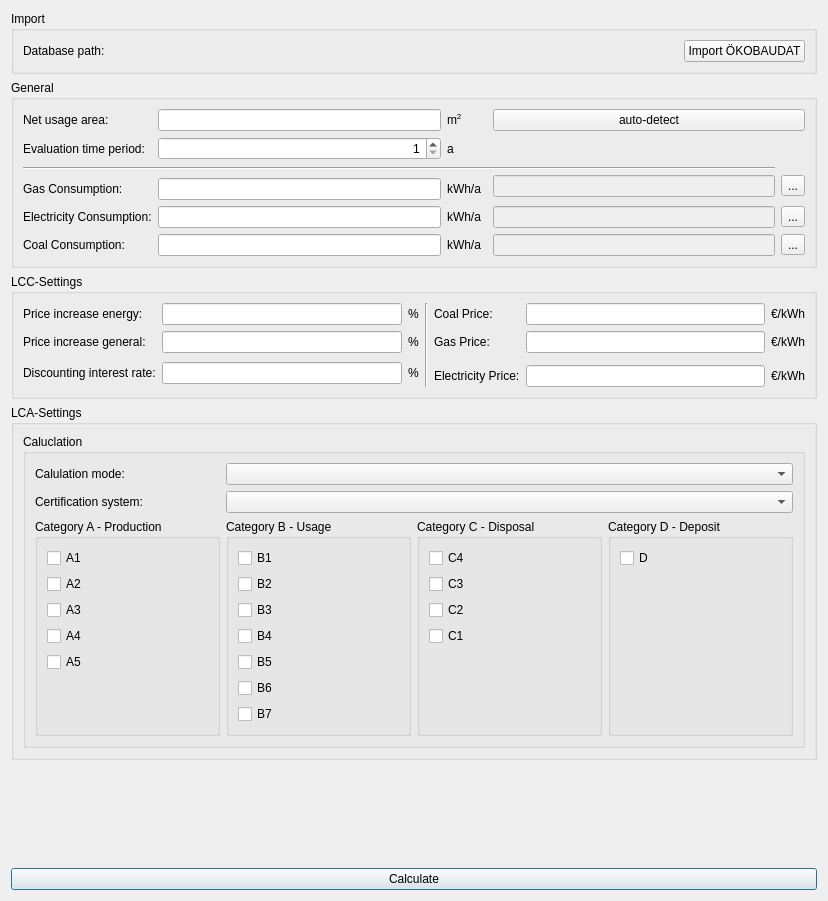
Above: SIM-VICUS/src/SVLcaLccSettingsDialog.ui from ghorwin/SIM-VICUS before the change. Below: the same form after it.
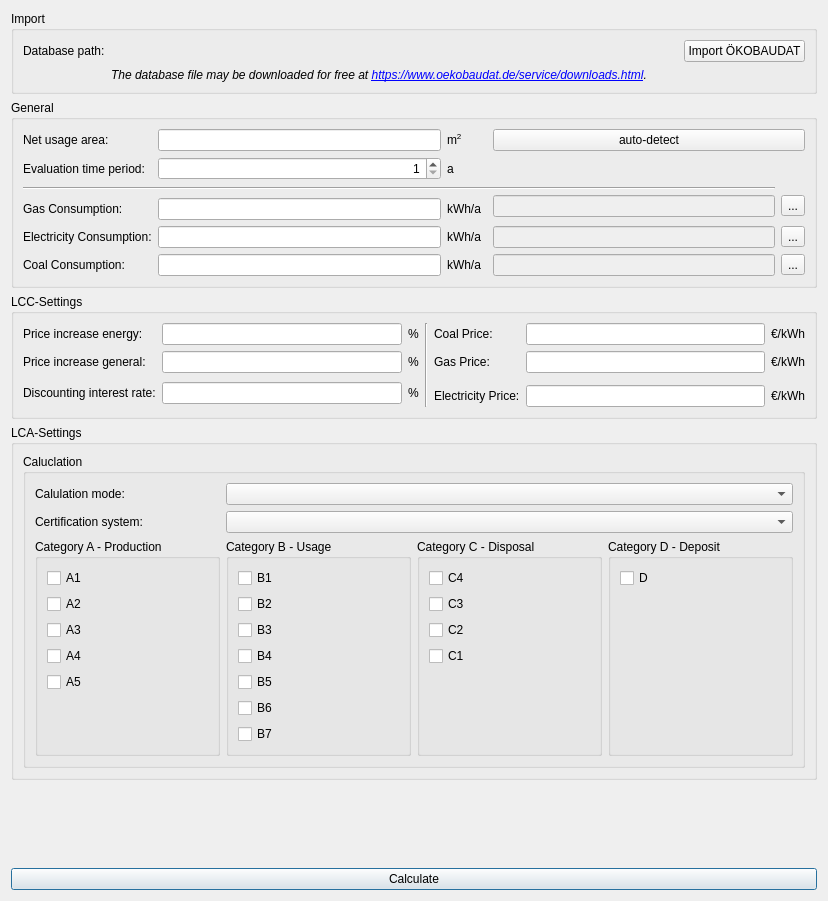
That is the form after the change. Custom widgets are drawn as their Qt base class.

Commit message: Import ökodat added

Patch:
```diff
--- a/SIM-VICUS/src/SVLcaLccSettingsDialog.ui
+++ b/SIM-VICUS/src/SVLcaLccSettingsDialog.ui
@@ -169,6 +169,21 @@
         </property>
        </widget>
       </item>
+      <item row="1" column="1" colspan="2">
+       <widget class="QLabel" name="label_5">
+        <property name="font">
+         <font>
+          <italic>true</italic>
+         </font>
+        </property>
+        <property name="text">
+         <string>&lt;html&gt;&lt;head/&gt;&lt;body&gt;&lt;p&gt;The database file may be downloaded for free at &lt;a href=&quot;https://www.oekobaudat.de/service/downloads.html&quot;&gt;&lt;span style=&quot; text-decoration: underline; color:#0000ff;&quot;&gt;https://www.oekobaudat.de/service/downloads.html&lt;/span&gt;&lt;/a&gt;.&lt;/p&gt;&lt;/body&gt;&lt;/html&gt;</string>
+        </property>
+        <property name="textInteractionFlags">
+         <set>Qt::LinksAccessibleByMouse|Qt::TextSelectableByMouse</set>
+        </property>
+       </widget>
+      </item>
      </layout>
     </widget>
    </item>
```
Left out of the diff: 14 changed lines with no effect on the pictures. The commit also changes 1 other file.
